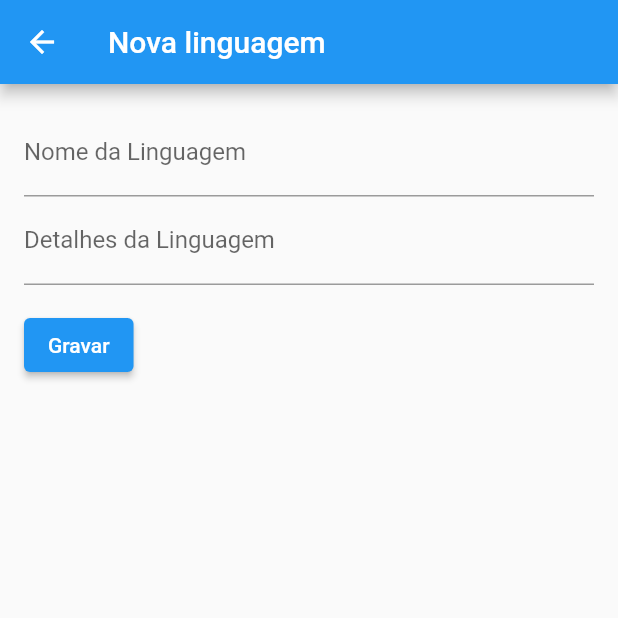
After one commit to LuizSilva2714/states_widgets_routes, a Flutter app: the screen it shows after launch, after a tap on the "add circle outline" icon, on a phone screen of 412 x 824 dp, the top half of it. The commit adds this screen. Run offline on Flutter 3.47's test engine with Material 2 defaults, Android fonts, the phone set to English and light mode, and no system bars.

Commit message:
Função de adição de linguagens

```diff
--- a/lib/main.dart
+++ b/lib/main.dart
@@ -1,4 +1,5 @@
 import 'package:flutter/material.dart';
+import 'package:states_widgets_routes/screens/add_language.dart';
 import 'package:states_widgets_routes/screens/home.dart';
 
 void main() {
@@ -25,7 +26,11 @@ class MyApp extends StatelessWidget {
         // is not restarted.
         primarySwatch: Colors.blue,
       ),
-      home: const MyHome(),
+      initialRoute: '/',
+      routes: {
+        "/": (context) => const MyHome(),
+        "/add": (context) => AddLanguage()
+      },
     );
   }
 }
--- /dev/null
+++ b/lib/screens/add_language.dart
@@ -0,0 +1,69 @@
+import 'package:flutter/material.dart';
+import 'package:states_widgets_routes/models/language.dart';
+
+class AddLanguage extends StatelessWidget {
+  AddLanguage({Key? key}) : super(key: key);
+
+  final _formKey = GlobalKey<FormState>();
+  final TextEditingController _nameController = TextEditingController();
+  final TextEditingController _detailController = TextEditingController();
+
+  @override
+  Widget build(BuildContext context) {
+    return Scaffold(
+      appBar: AppBar(
+        title: const Text("Nova linguagem"),
+      ),
+      body: Padding(
+        padding: const EdgeInsets.all(16),
+        child: Form(
+          key: _formKey,
+          child: Column(
+            crossAxisAlignment: CrossAxisAlignment.start,
+            children: <Widget>[
+              TextFormField(
+                decoration: const InputDecoration(
+                  hintText: "Nome da Linguagem",
+                  labelText: "Nome da Linguagem"
+                ),
+                controller: _nameController,
+                validator: (value) {
+                  if(value!.isEmpty){
+                    return "Insira o nome da Linguagem";
+                  }
+                  return null;
+                },
+              ),
+              TextFormField(
+                decoration: const InputDecoration(
+                  hintText: "Detalhes da Linguagem",
+                  labelText: "Detalhes da Linguagem"
+                ),
+                controller: _detailController,
+                validator: ((value) {
+                  if(value!.isEmpty){
+                    return "Insira os detalhes da Linguagem";
+                  }
+                  return null;
+                }),
+              ),
+              Padding(
+                padding: const EdgeInsets.symmetric(vertical: 16.0),
+                child: ElevatedButton(
+                  child: const Text("Gravar"),
+                  onPressed: () {
+                    if(_formKey.currentState!.validate()){
+                      Language language = Language(_nameController.text, _detailController.text);
+                      Navigator.pop(context, language);
+                    }
+
+                  },
+                ),
+              )
+            ],
+          ),
+        ),
+      ),
+    );
+  }
+}
--- a/lib/screens/home.dart
+++ b/lib/screens/home.dart
@@ -1,5 +1,6 @@
 import 'package:flutter/material.dart';
 import 'package:states_widgets_routes/models/language.dart';
+import 'package:states_widgets_routes/screens/add_language.dart';
 // import 'package:flutter/src/foundation/key.dart';
 
 class MyHome extends StatefulWidget {
@@ -36,6 +37,20 @@ class _MyHomeState extends State<MyHome> {
           ))
         ],
       ),
+      floatingActionButton: FloatingActionButton(
+        onPressed: (() {
+          Future future = Navigator.pushNamed(
+            context,
+            "/add");
+          future.then((value) {
+            debugPrint(value.title);
+            debugPrint(value.subtitle);
+            languages.add(value);
+            refresh();
+          });
+        }),
+        child: const Icon(Icons.add_circle_outline),
+      ),
     );
   }
 
@@ -61,4 +76,10 @@ class _MyHomeState extends State<MyHome> {
             ))
         .toList();
   }
+
+  refresh(){
+    setState(() {
+
+    });
+  }
 }
```
Also changed, not shown: pubspec.lock.
